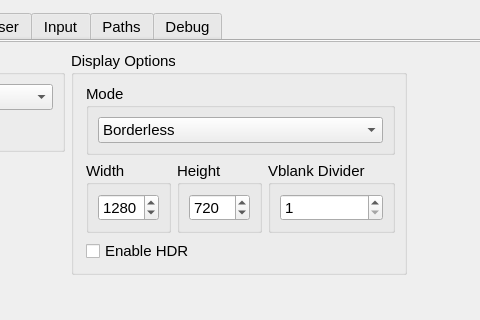
Old version of the form src/qt_gui/settings_dialog.ui in the repository shadps4-emu/shadPS4; both pictures show x 249 to 729 and y 0 to 320 of the 970 by 750 pixel window.
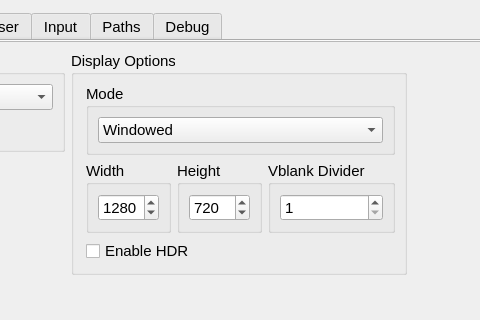
New version of the form. The open tabs and pages were chosen to show the change. Icons and pictures are not drawn.

Commit message: Rename borderless to windowed

Diff of the .ui file:
```diff
--- a/src/qt_gui/settings_dialog.ui
+++ b/src/qt_gui/settings_dialog.ui
@@ -991,7 +991,7 @@
                       </property>
                       <item>
                        <property name="text">
-                        <string>Borderless</string>
+                        <string>Windowed</string>
                        </property>
                       </item>
                       <item>
```
